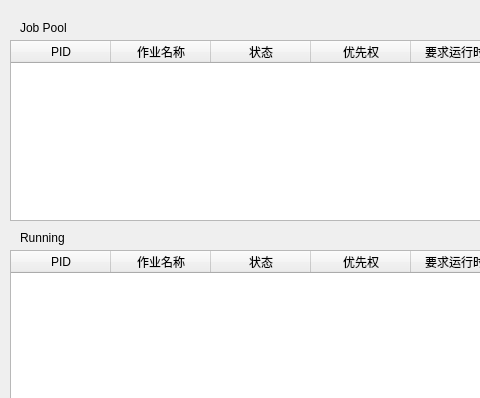
Old version of the form mainwindow.ui in the repository fr0der1c/Simulate-CPU-Scheduling; both pictures show x 0 to 480 and y 0 to 398 of the 929 by 667 pixel window.
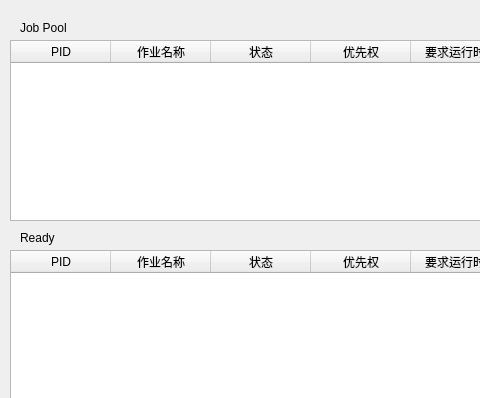
New version of the form.

Commit message: Add running label

Diff of the .ui file:
```diff
--- a/mainwindow.ui
+++ b/mainwindow.ui
@@ -147,7 +147,7 @@
      </rect>
     </property>
     <property name="text">
-     <string>Running</string>
+     <string>Ready</string>
     </property>
    </widget>
    <widget class="QTableWidget" name="SuspendTable">
```
Left out of the diff: 13 changed lines with no effect on the pictures. The commit also changes 3 other files.
